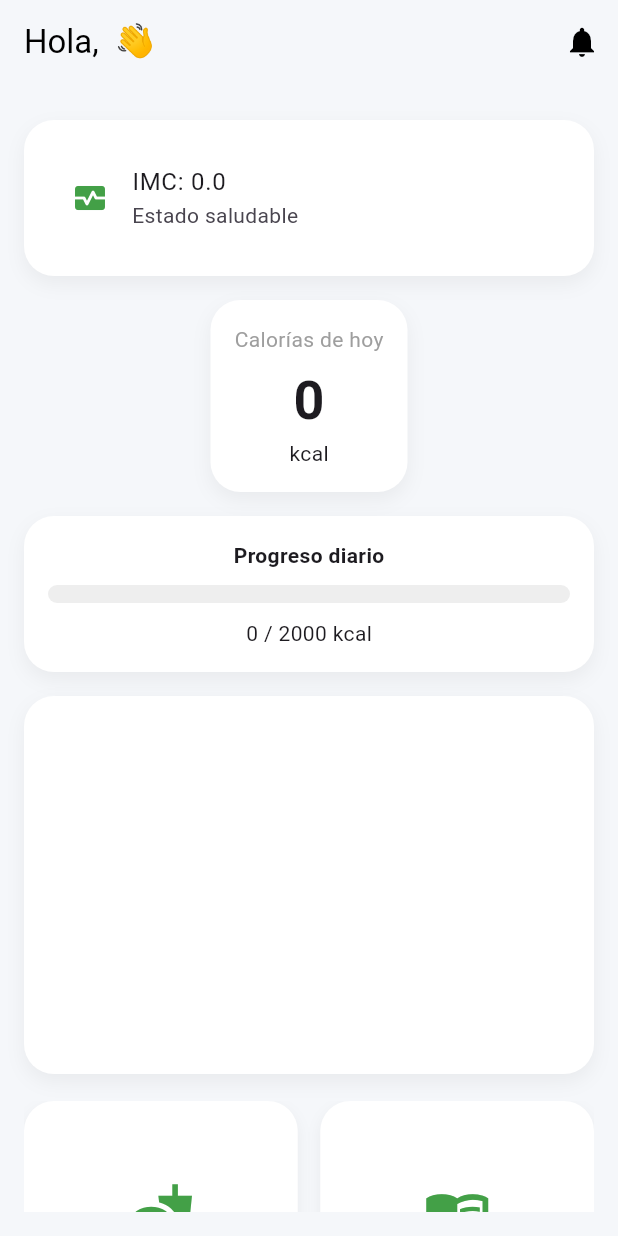
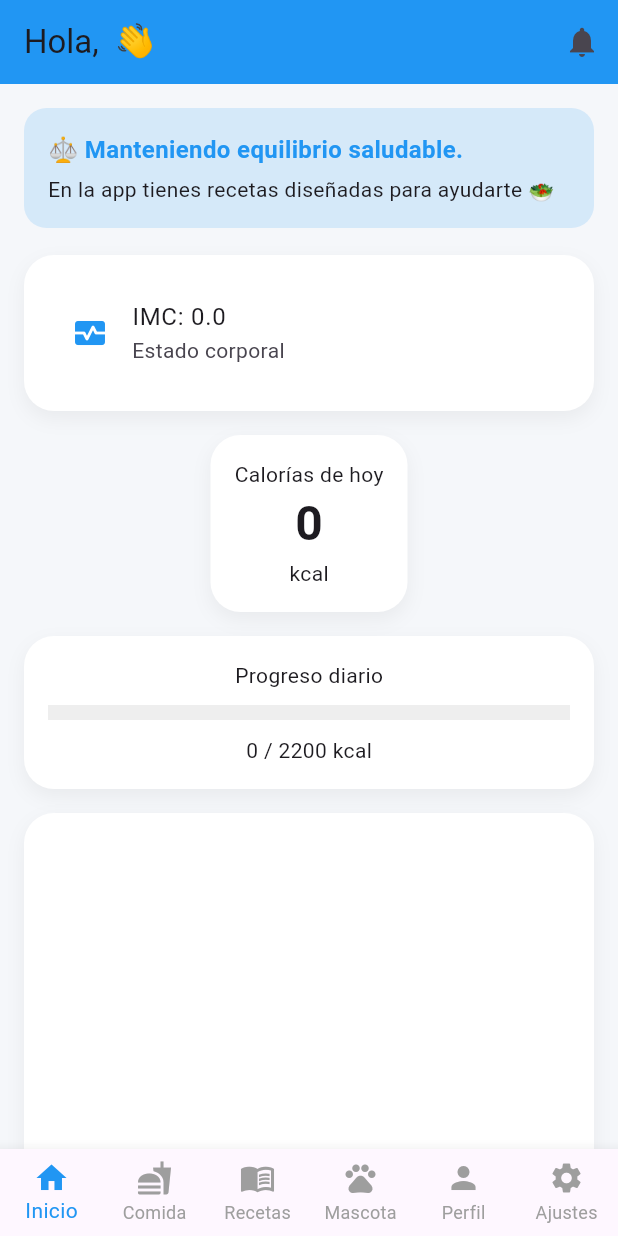
Before and after one commit to alan24511-ui/App_Feed_the_future, a Flutter app: the HomeScreen screen opened directly with empty values, on a phone screen of 412 x 824 dp. Run offline on Flutter 3.47's test engine with Material 3 defaults, Android fonts, the phone set to English and light mode, and no system bars; drawn by our look-alikes of fl_chart; our stand-ins replace cloud_firestore, firebase_auth, firebase_core; accounts and stored records are empty.

Commit message:
Corregi algunos bugs en mis codigos, ahora la meta nutricional se escoge con un mejor estilo visual y esto cambia tu cantidad de calorias

```diff
--- a/lib/screens/home_screen.dart
+++ b/lib/screens/home_screen.dart
@@ -1,8 +1,9 @@
 import 'package:flutter/material.dart';
 import 'package:fl_chart/fl_chart.dart';
+import 'package:firebase_auth/firebase_auth.dart';
+import 'package:cloud_firestore/cloud_firestore.dart';
 
 import '../services/database_service.dart';
-import '../models/comida_model.dart';
 
 import 'registrar_comida.dart';
 import 'recetas.dart';
@@ -10,7 +11,6 @@ import 'perfil.dart';
 import 'mascota.dart';
 import 'ajustes.dart';
 import 'notificacion.dart';
-import 'meta_screen.dart';
 
 class HomeScreen extends StatefulWidget {
   final String nombre;
@@ -27,8 +27,57 @@ class HomeScreen extends StatefulWidget {
 }
 
 class _HomeScreenState extends State<HomeScreen> {
+  int _index = 0;
 
-  // 🔥 CARD MODERNA
+  String metaUsuario = "mantener";
+  double metaCalorias = 2200; // fallback seguro
+
+  @override
+  void initState() {
+    super.initState();
+    cargarMeta();
+  }
+
+  // 🔥 TRAER META REAL DESDE FIREBASE
+  void cargarMeta() async {
+    final user = FirebaseAuth.instance.currentUser;
+
+    if (user != null) {
+      final doc = await FirebaseFirestore.instance
+          .collection('usuarios')
+          .doc(user.uid)
+          .get();
+
+      setState(() {
+        metaUsuario = doc['metaSeleccionada'] ?? "mantener";
+        metaCalorias = (doc['caloriasMeta'] ?? 2200).toDouble();
+      });
+    }
+  }
+
+  // 🎨 COLOR DINÁMICO
+  Color getPrimaryColor() {
+    switch (metaUsuario) {
+      case "perder_peso":
+        return Colors.green;
+      case "ganar_masa":
+        return Colors.orange;
+      default:
+        return Colors.blue;
+    }
+  }
+
+  String getMensajeMeta() {
+    switch (metaUsuario) {
+      case "perder_peso":
+        return "🔥 Estás en modo quema grasa. Vamos con todo!";
+      case "ganar_masa":
+        return "💪 Modo volumen activo. Nutrición fuerte!";
+      default:
+        return "⚖️ Manteniendo equilibrio saludable.";
+    }
+  }
+
   Widget cardWidget(Widget child) {
     return Container(
       padding: const EdgeInsets.all(16),
@@ -48,7 +97,6 @@ class _HomeScreenState extends State<HomeScreen> {
     );
   }
 
-  // 🔥 GRÁFICA (FIREBASE)
   Widget grafica(Map<String, double> data) {
     return SizedBox(
       height: 220,
@@ -61,37 +109,19 @@ class _HomeScreenState extends State<HomeScreen> {
               value: data["Desayuno"] ?? 0,
               color: Colors.orange,
               radius: 60,
-              title:
-              "Desayuno\n${(data["Desayuno"] ?? 0).toStringAsFixed(0)}",
-              titleStyle: const TextStyle(
-                fontSize: 12,
-                fontWeight: FontWeight.bold,
-                color: Colors.white,
-              ),
+              title: "Desayuno",
             ),
             PieChartSectionData(
               value: data["Comida"] ?? 0,
               color: Colors.green,
               radius: 60,
-              title:
-              "Comida\n${(data["Comida"] ?? 0).toStringAsFixed(0)}",
-              titleStyle: const TextStyle(
-                fontSize: 12,
-                fontWeight: FontWeight.bold,
-                color: Colors.white,
-              ),
+              title: "Comida",
             ),
             PieChartSectionData(
               value: data["Cena"] ?? 0,
               color: Colors.blue,
               radius: 60,
-              title:
-              "Cena\n${(data["Cena"] ?? 0).toStringAsFixed(0)}",
-              titleStyle: const TextStyle(
-                fontSize: 12,
-                fontWeight: FontWeight.bold,
-                color: Colors.white,
-              ),
+              title: "Cena",
             ),
           ],
         ),
@@ -99,19 +129,131 @@ class _HomeScreenState extends State<HomeScreen> {
     );
   }
 
+  Widget _homeContent() {
+    return SingleChildScrollView(
+      padding: const EdgeInsets.all(16),
+      child: Column(
+        children: [
+          // 🔥 HEADER
+          Container(
+            width: double.infinity,
+            padding: const EdgeInsets.all(16),
+            margin: const EdgeInsets.only(bottom: 10),
+            decoration: BoxDecoration(
+              color: getPrimaryColor().withOpacity(0.15),
+              borderRadius: BorderRadius.circular(15),
+            ),
+            child: Column(
+              crossAxisAlignment: CrossAxisAlignment.start,
+              children: [
+                Text(
+                  getMensajeMeta(),
+                  style: TextStyle(
+                    fontSize: 16,
+                    fontWeight: FontWeight.bold,
+                    color: getPrimaryColor(),
+                  ),
+                ),
+                const SizedBox(height: 5),
+                const Text(
+                  "En la app tienes recetas diseñadas para ayudarte 🥗",
+                ),
+              ],
+            ),
+          ),
+
+          // IMC
+          cardWidget(
+            ListTile(
+              leading: Icon(Icons.monitor_heart, color: getPrimaryColor()),
+              title: Text("IMC: ${widget.imc.toStringAsFixed(1)}"),
+              subtitle: const Text("Estado corporal"),
+            ),
+          ),
+
+          // CALORÍAS HOY
+          FutureBuilder<double>(
+            future: DatabaseService.caloriasHoy(),
+            builder: (context, snapshot) {
+              final total = snapshot.data ?? 0;
+              final progreso = total / metaCalorias;
+
+              return Column(
+                children: [
+                  cardWidget(
+                    Column(
+                      children: [
+                        const Text("Calorías de hoy"),
+                        Text(
+                          total.toStringAsFixed(0),
+                          style: const TextStyle(
+                              fontSize: 32, fontWeight: FontWeight.bold),
+                        ),
+                        const Text("kcal"),
+                      ],
+                    ),
+                  ),
+
+                  cardWidget(
+                    Column(
+                      children: [
+                        const Text("Progreso diario"),
+                        const SizedBox(height: 10),
+                        LinearProgressIndicator(
+                          value: progreso > 1 ? 1 : progreso,
+                          minHeight: 10,
+                          backgroundColor: Colors.grey.shade200,
+                          valueColor:
+                          AlwaysStoppedAnimation(getPrimaryColor()),
+                        ),
+                        const SizedBox(height: 10),
+                        Text(
+                          "${total.toStringAsFixed(0)} / ${metaCalorias.toStringAsFixed(0)} kcal",
+                        ),
+                      ],
+                    ),
+                  ),
+                ],
+              );
+            },
+          ),
+
+          // GRÁFICA
+          FutureBuilder<Map<String, double>>(
+            future: DatabaseService.caloriasPorTipoHoy(),
+            builder: (context, snapshot) {
+              final data = snapshot.data ??
+                  {
+                    "Desayuno": 0,
+                    "Comida": 0,
+                    "Cena": 0,
+                  };
+
+              return cardWidget(grafica(data));
+            },
+          ),
+        ],
+      ),
+    );
+  }
+
+  late final List<Widget> _screens = [
+    _homeContent(),
+    RegistrarComida(),
+    Recetas(),
+    Mascota(),
+    Perfil(),
+    Ajustes(),
+  ];
+
   @override
   Widget build(BuildContext context) {
-
-    double meta = DatabaseService.getMeta();
-
     return Scaffold(
       backgroundColor: const Color(0xFFF5F7FA),
 
       appBar: AppBar(
         title: Text("Hola, ${widget.nombre} 👋"),
-        elevation: 0,
-        backgroundColor: Colors.transparent,
-        foregroundColor: Colors.black,
+        backgroundColor: getPrimaryColor(),
         actions: [
           IconButton(
             icon: const Icon(Icons.notifications),
@@ -125,237 +267,23 @@ class _HomeScreenState extends State<HomeScreen> {
         ],
       ),
 
-      body: Padding(
-        padding: const EdgeInsets.all(16),
+      body: _screens[_index],
 
-        child: Column(
-          children: [
-
-            // 🔹 IMC
-            cardWidget(
-              ListTile(
-                leading: Icon(Icons.monitor_heart,
-                    color: Colors.green.shade600),
-                title: Text("IMC: ${widget.imc.toStringAsFixed(1)}"),
-                subtitle: const Text("Estado saludable"),
-              ),
-            ),
-
-            // 🔥 CALORÍAS (FIREBASE)
-            FutureBuilder<double>(
-              future: DatabaseService.caloriasHoy(),
-              builder: (context, snapshot) {
-
-                final total = snapshot.data ?? 0;
-                final progreso = total / meta;
-
-                return Column(
-                  children: [
-
-                    cardWidget(
-                      Column(
-                        children: [
-                          const Text(
-                            "Calorías de hoy",
-                            style: TextStyle(
-                              fontSize: 14,
-                              color: Colors.grey,
-                            ),
-                          ),
-                          const SizedBox(height: 5),
-                          Text(
-                            total.toStringAsFixed(0),
-                            style: const TextStyle(
-                              fontSize: 36,
-                              fontWeight: FontWeight.bold,
-                            ),
-                          ),
-                          const Text("kcal"),
-                        ],
-                      ),
-                    ),
-
-                    // 🔥 PROGRESO
-                    cardWidget(
-                      Column(
-                        children: [
-                          const Text("Progreso diario",
-                              style: TextStyle(
-                                  fontWeight: FontWeight.bold)),
-
-                          const SizedBox(height: 10),
-
-                          ClipRRect(
-                            borderRadius: BorderRadius.circular(10),
-                            child: LinearProgressIndicator(
-                              value: progreso > 1 ? 1 : progreso,
-                              minHeight: 12,
-                              backgroundColor: Colors.grey.shade200,
-                              valueColor: AlwaysStoppedAnimation(
-                                progreso > 1
-                                    ? Colors.red
-                                    : Colors.green,
-                              ),
-                            ),
-                          ),
-
-                          const SizedBox(height: 10),
-
-                          Text(
-                            "${total.toStringAsFixed(0)} / "
-                                "${meta.toStringAsFixed(0)} kcal",
-                          ),
-                        ],
-                      ),
-                    ),
-                  ],
-                );
-              },
-            ),
-
-            // 🔥 GRÁFICA FIREBASE
-            FutureBuilder<Map<String, double>>(
-              future: DatabaseService.caloriasPorTipoHoy(),
-              builder: (context, snapshot) {
-
-                final data = snapshot.data ??
-                    {
-                      "Desayuno": 0,
-                      "Comida": 0,
-                      "Cena": 0,
-                    };
-
-                return cardWidget(grafica(data));
-              },
-            ),
-
-            const SizedBox(height: 10),
-
-            // 🔹 GRID
-            Expanded(
-              child: GridView.count(
-                crossAxisCount: 2,
-                crossAxisSpacing: 15,
-                mainAxisSpacing: 15,
-
-                children: [
-                  _card(context, "Registrar comida",
-                      Icons.fastfood, const RegistrarComida()),
-                  _card(context, "Recetas",
-                      Icons.menu_book, Recetas()),
-                  _card(context, "Perfil",
-                      Icons.person, Perfil()),
-                  _card(context, "Mascota",
-                      Icons.pets, Mascota()),
-                  _card(context, "Ajustes",
-                      Icons.settings, Ajustes()),
-                  _card(context, "Meta",
-                      Icons.flag, const MetaScreen()),
-                  _card(context, "Historial",
-                      Icons.history, const HistorialScreen()),
-                ],
-              ),
-            ),
-          ],
-        ),
-      ),
-    );
-  }
-
-  // 🔹 CARD GRID
-  Widget _card(BuildContext ctx, String title,
-      IconData icon, Widget page) {
-    return GestureDetector(
-      onTap: () async {
-        await Navigator.push(
-          ctx,
-          MaterialPageRoute(builder: (_) => page),
-        );
-        setState(() {});
-      },
-
-      child: Container(
-        decoration: BoxDecoration(
-          color: Colors.white,
-          borderRadius: BorderRadius.circular(20),
-          boxShadow: [
-            BoxShadow(
-              color: Colors.black.withOpacity(0.05),
-              blurRadius: 8,
-              offset: const Offset(0, 4),
-            )
-          ],
-        ),
-
-        child: Column(
-          mainAxisAlignment: MainAxisAlignment.center,
-          children: [
-            Icon(icon,
-                size: 45,
-                color: Colors.green.shade600),
-            const SizedBox(height: 10),
-            Text(
-              title,
-              textAlign: TextAlign.center,
-              style: const TextStyle(
-                  fontWeight: FontWeight.bold),
-            ),
-          ],
-        ),
+      bottomNavigationBar: BottomNavigationBar(
+        currentIndex: _index,
+        selectedItemColor: getPrimaryColor(),
+        unselectedItemColor: Colors.grey,
+        type: BottomNavigationBarType.fixed,
+        onTap: (i) => setState(() => _index = i),
+        items: const [
+          BottomNavigationBarItem(icon: Icon(Icons.home), label: "Inicio"),
+          BottomNavigationBarItem(icon: Icon(Icons.fastfood), label: "Comida"),
+          BottomNavigationBarItem(icon: Icon(Icons.menu_book), label: "Recetas"),
+          BottomNavigationBarItem(icon: Icon(Icons.pets), label: "Mascota"),
+          BottomNavigationBarItem(icon: Icon(Icons.person), label: "Perfil"),
+          BottomNavigationBarItem(icon: Icon(Icons.settings), label: "Ajustes"),
+        ],
       ),
     );
   }
 }
-
-// 🔥 HISTORIAL (FIREBASE STREAM)
-class HistorialScreen extends StatelessWidget {
-  const HistorialScreen({super.key});
-
-  @override
-  Widget build(BuildContext context) {
-
-    return Scaffold(
-      appBar: AppBar(title: const Text("Historial")),
-
-      body: StreamBuilder<List<ComidaModel>>(
-        stream: DatabaseService.obtenerComidasStream(),
-
-        builder: (context, snapshot) {
-
-          if (!snapshot.hasData) {
-            return const Center(
-              child: CircularProgressIndicator(),
-            );
-          }
-
-          final data = snapshot.data!;
-
-          if (data.isEmpty) {
-            return const Center(
-              child: Text("No hay registros"),
-            );
-          }
-
-          return ListView.builder(
-            itemCount: data.length,
-            itemBuilder: (_, i) {
-
-              final c = data[i];
-
-              return ListTile(
-                leading: const Icon(Icons.restaurant),
-                title: Text(c.nombre),
-                subtitle: Text(
-                  "${c.calorias.toStringAsFixed(1)} kcal - ${c.tipo}",
-                ),
-                trailing: Text(
-                  "${c.fecha.day}/${c.fecha.month}",
-                ),
-              );
-            },
-          );
-        },
-      ),
-    );
-  }
-}
--- a/lib/services/database_service.dart
+++ b/lib/services/database_service.dart
@@ -6,7 +6,6 @@ class DatabaseService {
   static final FirebaseFirestore _db = FirebaseFirestore.instance;
   static final FirebaseAuth _auth = FirebaseAuth.instance;
 
-  // 🔥 referencia del usuario
   static String get _uid => _auth.currentUser!.uid;
 
   static CollectionReference get _ref =>
@@ -17,7 +16,7 @@ class DatabaseService {
     await _ref.add(comida.toMap());
   }
 
-  // 🔹 OBTENER COMIDAS (STREAM REALTIME)
+  // 🔹 STREAM COMIDAS
   static Stream<List<ComidaModel>> obtenerComidasStream() {
     return _ref.snapshots().map((snapshot) {
       return snapshot.docs.map((doc) {
@@ -69,10 +68,4 @@ class DatabaseService {
 
     return data;
   }
-
-  // 🔥 METAS
-  static double metaCalorias = 2000;
-
-  static void setMeta(double meta) => metaCalorias = meta;
-  static double getMeta() => metaCalorias;
 }
```
Also changed, not shown: lib/models/user_model.dart (+11 -4 lines), lib/screens/meta_screen.dart (+107 -56 lines), lib/screens/perfil.dart (+20 -3 lines), lib/screens/registro_screen.dart (+17 -23 lines).
